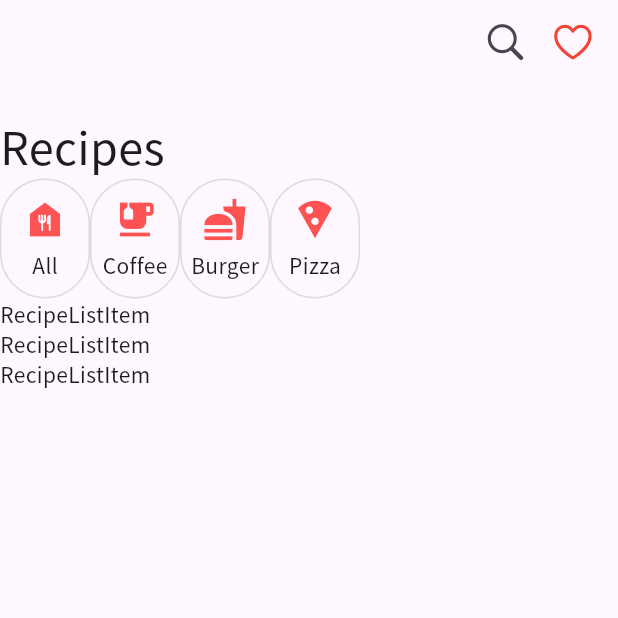
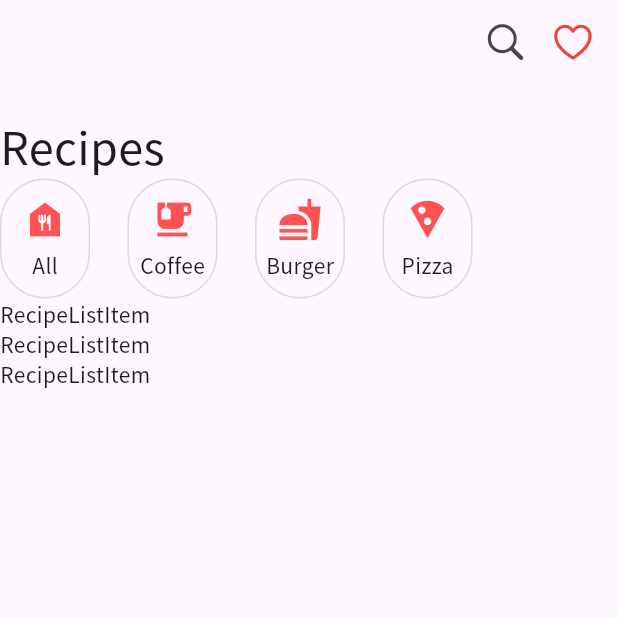
Before and after one commit to seoyeon-haru/flutter_recipe_app, a Flutter app: the screen it shows after launch, on a phone screen of 412 x 824 dp, the top half of it. Run offline on Flutter 3.47's test engine with Material 3 defaults, Android fonts, the phone set to English and light mode, and no system bars.

Commit message:
Adjust item spacing

```diff
--- a/lib/recipe_menu.dart
+++ b/lib/recipe_menu.dart
@@ -6,10 +6,13 @@ class RecipeMenu extends StatelessWidget {
     return Row(
       children: [
         menuItem(Icons.food_bank, 'All'),
+        SizedBox(width: 25),
         menuItem(Icons.emoji_food_beverage, 'Coffee'),
+        SizedBox(width: 25),
         menuItem(Icons.fastfood, 'Burger'),
+        SizedBox(width: 25),
         menuItem(Icons.local_pizza, 'Pizza'),
-
+        SizedBox(width: 25),
       ],
     );
   }
@@ -30,7 +33,9 @@ class RecipeMenu extends StatelessWidget {
             size: 30,
             color: Colors.redAccent,
           ),
-            SizedBox(height: 5,),
+          SizedBox(
+            height: 5,
+          ),
           Text(text),
         ],
       ),
```
Lines whose indentation alone changed are shown as unchanged.
